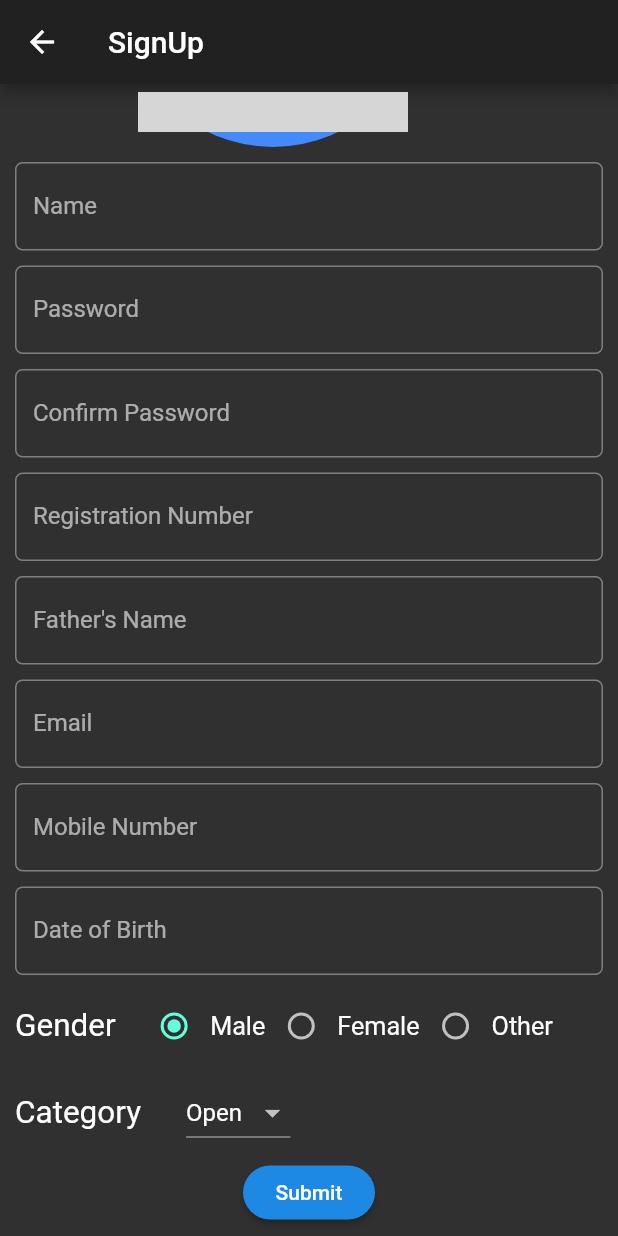
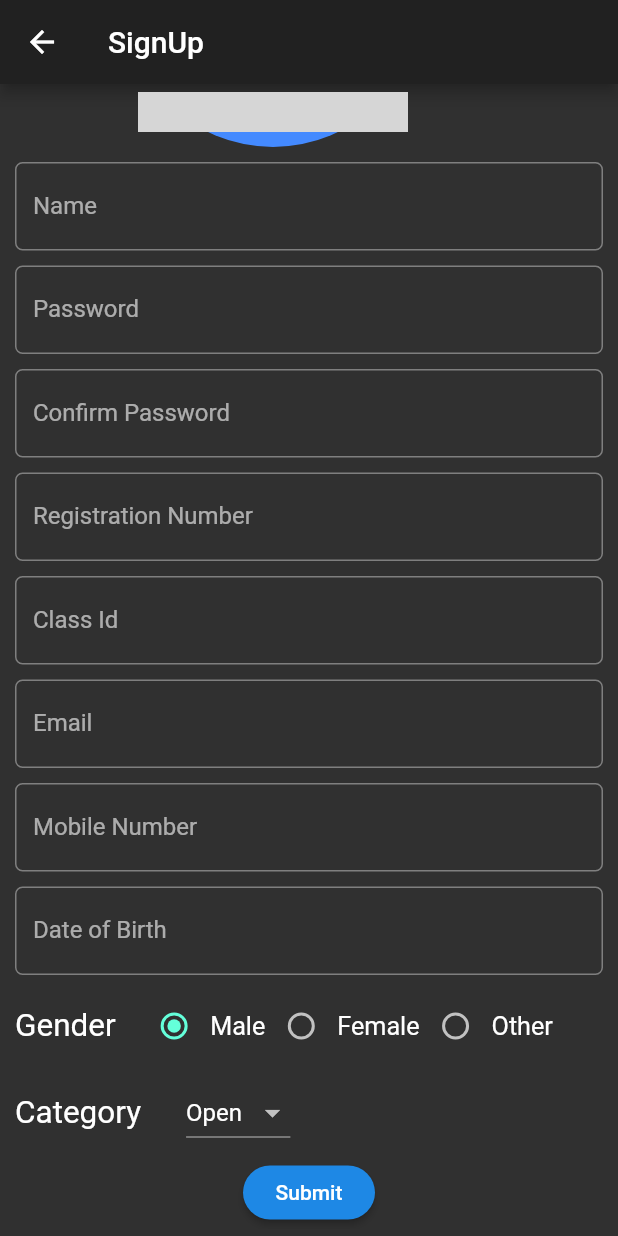
Before and after one commit to harshwall/attendance_student, a Flutter app: the SignUp screen opened directly, scrolled down 183 dp, on a phone screen of 412 x 824 dp. Run offline on Flutter 3.47's test engine with Material 2 defaults, Android fonts, the phone set to English and light mode, and no system bars; drawn by our look-alikes of datetime_picker_formfield; our stand-ins replace cloud_firestore, firebase_storage, fluttertoast, image_picker, qr_flutter, validators; missing offline and left inert: loading, password; accounts and stored records are empty; network calls fail; grey boxes are pictures that could not be loaded.

```diff
--- a/lib/classes/student.dart
+++ b/lib/classes/student.dart
@@ -4,7 +4,7 @@ class Student {
 	String _regNo;
 	String _pass;
 	String _name;
-	String _father;
+	String _classId;
 	String _gender;
 	String _category;
 	String _dob;
@@ -17,7 +17,7 @@ class Student {
 
 	Student.blank();
 
-	Student(this._regNo, this._pass, this._name, this._father, this._gender,
+	Student(this._regNo, this._pass, this._name, this._classId, this._gender,
 		this._category, this._dob, this._email, this._mobile);
 
 	String get mobile => _mobile;
@@ -57,10 +57,10 @@ class Student {
 		_gender = value;
 	}
 
-	String get father => _father;
+	String get classId => _classId;
 
-	set father(String value) {
-		_father = value;
+	set classId(String value) {
+		_classId = value;
 	}
 
 	String get name => _name;
@@ -88,7 +88,7 @@ class Student {
 		map['regNo'] =_regNo;
 		map['pass'] = _pass;
 		map['name'] = _name;
-		map['father'] = _father;
+		map['classId'] = _classId;
 		map['gender'] = _gender;
 		map['category'] = _category;
 		map['dob'] = _dob;
@@ -104,7 +104,7 @@ class Student {
 		this._regNo = map['regNo'];
 		this._pass = map['pass'];
 		this._name = map['name'];
-		this._father = map['father'];
+		this._classId = map['classId'];
 		this._gender = map['gender'];
 		this._category = map['category'];
 		this._dob = map['dob'];
--- a/lib/main.dart
+++ b/lib/main.dart
@@ -1,4 +1,5 @@
 import 'package:attendance_student/screens/login.dart';
+import 'package:attendance_student/screens/qrshow.dart';
 import 'package:attendance_student/screens/signup.dart';
 import 'package:flutter/cupertino.dart';
 import 'package:flutter/material.dart';
--- a/lib/screens/signup.dart
+++ b/lib/screens/signup.dart
@@ -172,13 +172,13 @@ class SignUpState extends State<SignUp> {
                   padding: EdgeInsets.all(5.0),
                   child: TextFormField(
                     onSaved: (value) {
-                      student.father = value;
+                      student.classId = value;
                     },
                     validator: (String value) {
-                      if (value.isEmpty) return "Enter Father's Name";
+                      if (value.length != 5) return "Enter valid Class ID";
                     },
                     decoration: InputDecoration(
-                        labelText: "Father's Name",
+                        labelText: "Class Id",
                         errorStyle: TextStyle(color: Colors.yellow),
                         border: OutlineInputBorder(
                             borderRadius: BorderRadius.circular(5.0))),
--- a/pubspec.yaml
+++ b/pubspec.yaml
@@ -34,6 +34,7 @@ dependencies:
   validators: ^2.0.0+1
   loading: ^1.0.1
   password:
+  qr_flutter: ^3.0.1
 
 dev_dependencies:
   flutter_test:
```
Also changed, not shown: lib/screens/dashboard.dart (+51 -1 lines), lib/screens/qrshow.dart (added, +38 -0 lines), pubspec.lock.
